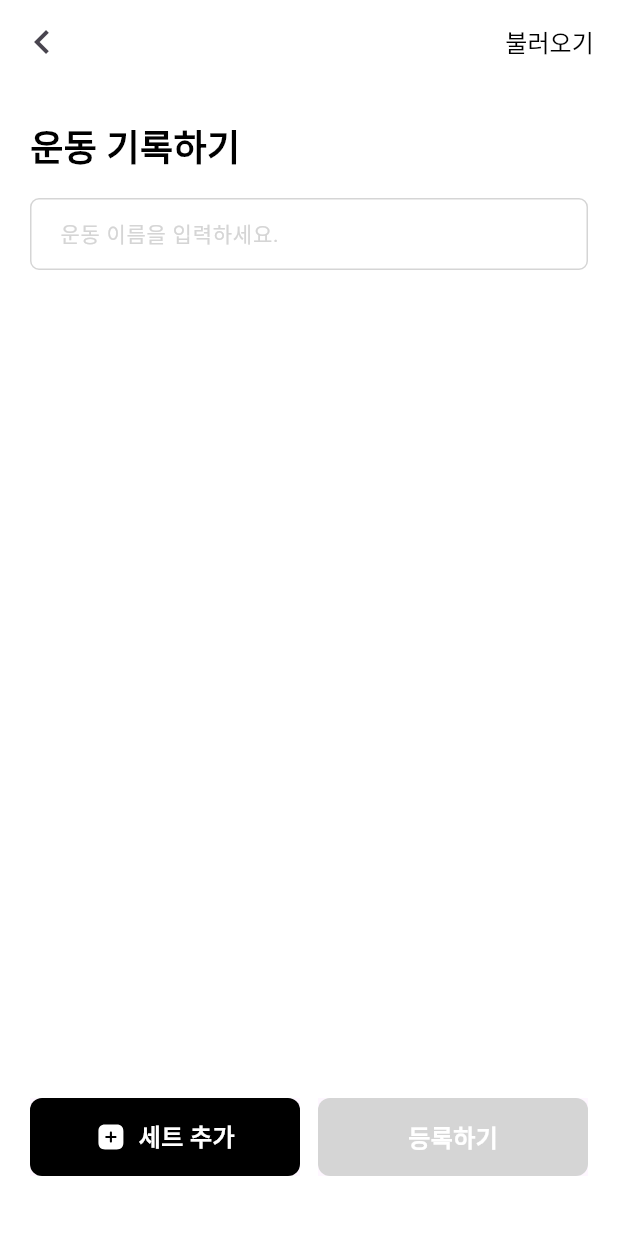
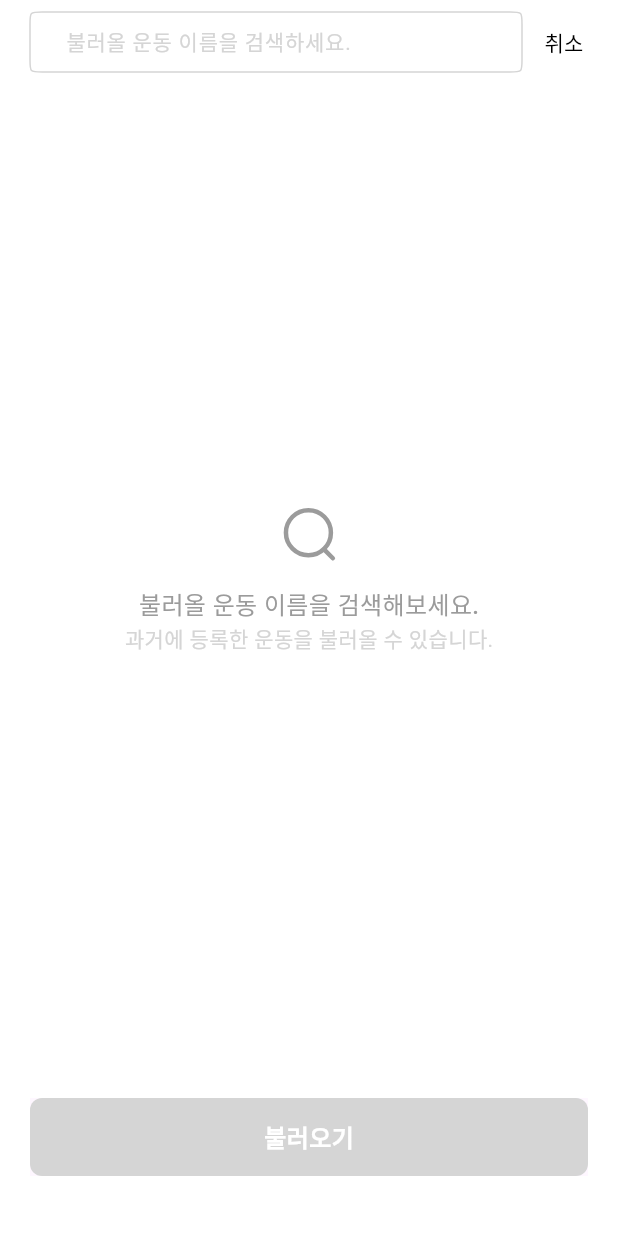
Before and after one commit to taesung1993/progressive_overload, a Flutter app: the AddWorkoutBottomSheet widget shown alone on an empty page, opened directly, after a tap on "불러오기", on a phone screen of 412 x 824 dp. Run offline on Flutter 3.47's test engine with Material 3 defaults, Android fonts, the phone set to English and light mode, and no system bars; our stand-ins replace flutter_svg, google_fonts, sqflite; accounts and stored records are empty.

Commit message:
add and apply the function to load the recent history

```diff
--- a/lib/screen/workout_screen.dart
+++ b/lib/screen/workout_screen.dart
@@ -84,6 +84,14 @@ class _WorkoutScreenState extends State<WorkoutScreen> {
               if (snapshot.connectionState == ConnectionState.waiting) {
                 return const Center(
                   child: CircularProgressIndicator(),
+                );
+              }
+
+              if (snapshot.hasError) {
+                final error = (snapshot.error).toString();
+
+                return Center(
+                  child: Text('에러가 발생했습니다. $error'),
                 );
               }
 
--- a/lib/widget/add_workout_bottom_sheet.dart
+++ b/lib/widget/add_workout_bottom_sheet.dart
@@ -2,6 +2,7 @@ import 'package:flutter/material.dart';
 import 'package:flutter_svg/svg.dart';
 import 'package:progressive_overload/database/workout_repository.dart';
 import 'package:progressive_overload/shared/styles.dart';
+import 'package:progressive_overload/widget/load_workout_bottom_sheet.dart';
 import 'package:progressive_overload/widget/name_text_field.dart';
 import 'package:progressive_overload/widget/typo.dart';
 import 'package:progressive_overload/model/workout_model.dart';
@@ -21,9 +22,13 @@ class AddWorkoutBottomSheet extends StatefulWidget {
 }
 
 class _AddWorkoutBottomSheetState extends State<AddWorkoutBottomSheet> {
-  String workoutName = '';
   final ScrollController _scrollController = ScrollController();
-  final List<Set> sets = [];
+  List<Set> sets = [];
+  TextEditingController _nameController = TextEditingController();
+
+  String get workoutName {
+    return _nameController.text;
+  }
 
   bool get isValid {
     if (workoutName.isEmpty) {
@@ -51,14 +56,25 @@ class _AddWorkoutBottomSheetState extends State<AddWorkoutBottomSheet> {
   }
 
   void _createWorkout(BuildContext context) async {
-    Workout workout = Workout(
+    Workout newWorkout = Workout(
       name: workoutName,
       workoutDate: DateTime.now(),
       createdAt: DateTime.now(),
     );
 
+    List<Set> newSets = List.generate(sets.length, (i) {
+      return Set(
+        reps: sets[i].reps,
+        weight: sets[i].weight,
+        sequence: i + 1,
+      );
+    });
+
     final repository = WorkoutRepository();
-    repository.insert(workout, sets);
+    await repository.insert(
+      newWorkout,
+      newSets,
+    );
 
     Navigator.pop(context);
 
@@ -87,6 +103,27 @@ class _AddWorkoutBottomSheetState extends State<AddWorkoutBottomSheet> {
     });
   }
 
+  void _openLoadWorkoutBottomSheet() async {
+    final workout = await showModalBottomSheet(
+      context: context,
+      isScrollControlled: true,
+      enableDrag: false,
+      useSafeArea: true,
+      builder: (BuildContext context) {
+        return LoadWorkoutBottomSheet();
+      },
+    );
+
+    if (workout == null) {
+      return;
+    }
+
+    setState(() {
+      _nameController.text = workout.name;
+      sets = workout.sets;
+    });
+  }
+
   @override
   Widget build(BuildContext context) {
     return Padding(
@@ -102,7 +139,7 @@ class _AddWorkoutBottomSheetState extends State<AddWorkoutBottomSheet> {
             Container(
               width: double.infinity,
               height: 56,
-              padding: EdgeInsets.only(left: 4, right: 4),
+              padding: const EdgeInsets.only(left: 4, right: 4),
               color: Colors.white,
               child: Row(
                 mainAxisAlignment: MainAxisAlignment.spaceBetween,
@@ -115,7 +152,7 @@ class _AddWorkoutBottomSheetState extends State<AddWorkoutBottomSheet> {
                     },
                   ),
                   TextButton(
-                    onPressed: () {},
+                    onPressed: _openLoadWorkoutBottomSheet,
                     child: Typo.headingThreeMedium(
                       '불러오기',
                       color: black,
@@ -160,12 +197,7 @@ class _AddWorkoutBottomSheetState extends State<AddWorkoutBottomSheet> {
                                   child: Column(
                                     children: [
                                       NameTextField(
-                                        initialValue: workoutName,
-                                        onChanged: (value) {
-                                          setState(() {
-                                            workoutName = value;
-                                          });
-                                        },
+                                        controller: _nameController,
                                       ),
                                       const SizedBox(height: 24),
                                       for (int i = 0; i < sets.length; i++) ...[
@@ -205,7 +237,7 @@ class _AddWorkoutBottomSheetState extends State<AddWorkoutBottomSheet> {
               ),
             ),
             Padding(
-              padding: EdgeInsets.only(
+              padding: const EdgeInsets.only(
                 top: 16,
                 left: 20,
                 right: 20,
--- /dev/null
+++ b/lib/widget/load_workout_bottom_sheet.dart
@@ -0,0 +1,297 @@
+import 'package:flutter/material.dart';
+import 'package:flutter_svg/svg.dart';
+import 'package:progressive_overload/database/workout_repository.dart';
+import 'package:progressive_overload/model/workout_model.dart';
+import 'package:progressive_overload/shared/styles.dart';
+import 'package:progressive_overload/widget/loaded_workout.dart';
+import 'package:progressive_overload/widget/typo.dart';
+
+class LoadWorkoutBottomSheet extends StatefulWidget {
+  const LoadWorkoutBottomSheet({Key? key}) : super(key: key);
+
+  @override
+  _LoadWorkoutBottomSheetState createState() => _LoadWorkoutBottomSheetState();
+}
+
+class _LoadWorkoutBottomSheetState extends State<LoadWorkoutBottomSheet> {
+  final _controller = TextEditingController();
+  int? selectedWorkoutId;
+  Future<List<Workout>>? futureWorkouts;
+
+  void _onChange(String value) {
+    setState(() {
+      _controller.text = value;
+    });
+  }
+
+  void clear() {
+    setState(() {
+      _controller.text = '';
+    });
+  }
+
+  void _onChecked(Workout? workout) {
+    if (selectedWorkoutId == workout!.id) {
+      setState(() {
+        selectedWorkoutId = null;
+      });
+      return;
+    }
+
+    setState(() {
+      selectedWorkoutId = workout!.id;
+    });
+  }
+
+  void _onSearch(String value) async {
+    setState(() {
+      futureWorkouts = WorkoutRepository().getWorkouts(name: value);
+    });
+  }
+
+  void _onSubmit(BuildContext context) async {
+    final workout = await futureWorkouts!.then((value) {
+      return value.firstWhere((element) => element.id == selectedWorkoutId);
+    });
+
+    Navigator.pop(context, workout);
+  }
+
+  @override
+  Widget build(BuildContext context) {
+    return Padding(
+      padding: MediaQuery.of(context).viewInsets,
+      child: Container(
+        width: double.infinity,
+        height: double.infinity,
+        decoration: const BoxDecoration(color: white),
+        child: Column(
+          children: [
+            Container(
+              padding: EdgeInsets.only(left: 20, right: 16),
+              height: 56,
+              alignment: Alignment.center,
+              child: Row(
+                children: [
+                  Expanded(
+                    child: SearchBar(
+                      controller: _controller,
+                      backgroundColor: WidgetStateProperty.all(white),
+                      constraints: const BoxConstraints(
+                        maxHeight: 40,
+                        minHeight: 40,
+                      ),
+                      shape: WidgetStateProperty.all(
+                        ContinuousRectangleBorder(
+                          borderRadius: BorderRadius.circular(8),
+                        ),
+                      ),
+                      elevation: const WidgetStatePropertyAll(0),
+                      side: WidgetStateProperty.all(
+                        const BorderSide(
+                          color: grey,
+                          width: 1,
+                        ),
+                      ),
+                      hintText: '불러올 운동 이름을 검색하세요.',
+                      hintStyle: WidgetStateProperty.all(
+                        text1Regular.copyWith(color: grey),
+                      ),
+                      textStyle: WidgetStateProperty.all(
+                        head3Medium.copyWith(color: black),
+                      ),
+                      padding: WidgetStateProperty.all(
+                        const EdgeInsets.only(
+                          left: 12,
+                          right: 0,
+                        ),
+                      ),
+                      trailing: [
+                        if (_controller.value.text.isNotEmpty)
+                          IconButton(
+                            icon: SvgPicture.asset(
+                              'assets/svg/clear.svg',
+                            ),
+                            onPressed: clear,
+                          )
+                      ],
+                      onSubmitted: _onSearch,
+                    ),
+                  ),
+                  const SizedBox(
+                    width: 8,
+                  ),
+                  SizedBox(
+                    width: 40,
+                    height: 40,
+                    child: TextButton(
+                      onPressed: () {
+                        Navigator.pop(context);
+                      },
+                      style: TextButton.styleFrom(
+                        minimumSize: Size.zero,
+                        padding: EdgeInsets.zero,
+                        tapTargetSize: MaterialTapTargetSize.shrinkWrap,
+                      ),
+                      child: Typo.TextOneRegular('취소', color: black),
+                    ),
+                  ),
+                ],
+              ),
+            ),
+            Expanded(
+              child: FutureBuilder<List<Workout>>(
+                  future: futureWorkouts,
+                  builder: (context, snapshot) {
+                    if (snapshot.connectionState == ConnectionState.waiting) {
+                      return const Center(
+                        child: CircularProgressIndicator(),
+                      );
+                    }
+
+                    if (snapshot.hasError) {
+                      return Center(
+                        child: Column(
+                          mainAxisAlignment: MainAxisAlignment.center,
+                          children: [
+                            SvgPicture.asset(
+                              'assets/svg/error.svg',
+                              width: 40,
+                              height: 40,
+                            ),
+                            const SizedBox(height: 16),
+                            Typo.headingThreeMedium(
+                              '에러가 발생했습니다.',
+                              color: darkgrey,
+                            ),
+                            Typo.TextOneRegular(
+                              '다시 시도해주세요.',
+                              color: grey,
+                            ),
+                          ],
+                        ),
+                      );
+                    }
+
+                    if (!snapshot.hasData) {
+                      return Center(
+                        child: Column(
+                          mainAxisAlignment: MainAxisAlignment.center,
+                          children: [
+                            SvgPicture.asset(
+                              'assets/svg/search.svg',
+                              width: 40,
+                              height: 40,
+                              color: darkgrey,
+                            ),
+                            const SizedBox(height: 16),
+                            Typo.headingThreeMedium(
+                              '불러올 운동 이름을 검색해보세요.',
+                              color: darkgrey,
+                            ),
+                            Typo.TextOneRegular(
+                              '과거에 등록한 운동을 불러올 수 있습니다.',
+                              color: grey,
+                            ),
+                          ],
+                        ),
+                      );
+                    }
+
+                    if (snapshot.data!.isEmpty) {
+                      return Center(
+                        child: Column(
+                          mainAxisAlignment: MainAxisAlignment.center,
+                          children: [
+                            SvgPicture.asset(
+                              'assets/svg/search.svg',
+                              width: 40,
+                              height: 40,
+                            ),
+                            const SizedBox(height: 16),
+                            Typo.headingThreeMedium(
+                              '"${_controller.text}"에 대한 검색 결과가 없습니다.',
+                              color: darkgrey,
+                            ),
+                            Typo.TextOneRegular(
+                              '찾으시는 운동이 없다면 새로운 운동을 등록해보세요.',
+                              color: grey,
+                            ),
+                          ],
+                        ),
+                      );
+                    }
+
+                    final workouts = snapshot.data!;
+
+                    return LayoutBuilder(
+                      builder: (context, constrants) {
+                        return SingleChildScrollView(
+                          child: ConstrainedBox(
+                            constraints:
+                                BoxConstraints(minHeight: constrants.maxHeight),
+                            child: IntrinsicHeight(
+                              child: Padding(
+                                padding: const EdgeInsets.only(
+                                    top: 24, left: 20, right: 20),
+                                child: Column(
+                                  children: [
+                                    for (int i = 0;
+                                        i < workouts.length;
+                                        i++) ...[
+                                      LoadedWorkout(
+                                        key: ObjectKey(
+                                          workouts[i],
+                                        ),
+                                        checked:
+                                            selectedWorkoutId == workouts[i].id,
+                                        onChecked: _onChecked,
+                                        workout: workouts[i],
+                                      ),
+                                      const SizedBox(height: 12),
+                                    ]
+                                  ],
+                                ),
+                              ),
+                            ),
+                          ),
+                        );
+                      },
+                    );
+                  }),
+            ),
+            Padding(
+              padding: const EdgeInsets.only(
+                top: 16,
+                left: 20,
+                right: 20,
+                bottom: 40,
+              ),
+              child: Material(
+                child: Ink(
+                  width: double.infinity,
+                  height: 52,
+                  decoration: BoxDecoration(
+                    color: selectedWorkoutId != null ? primary1Color : grey,
+                    borderRadius: BorderRadius.circular(8),
+                  ),
+                  child: InkWell(
+                    onTap: selectedWorkoutId != null
+                        ? () => _onSubmit(context)
+                        : null,
+                    child: Center(
+                      child: Typo.headingThreeBold(
+                        '불러오기',
+                        color: white,
+                      ),
+                    ),
+                  ),
+                ),
+              ),
+            ),
+          ],
+        ),
+      ),
+    );
+  }
+}
--- a/lib/widget/name_text_field.dart
+++ b/lib/widget/name_text_field.dart
@@ -3,14 +3,12 @@ import 'package:progressive_overload/shared/styles.dart';
 import 'package:progressive_overload/widget/typo.dart';
 
 class NameTextField extends StatefulWidget {
-  final String? initialValue;
+  TextEditingController controller = TextEditingController();
   final bool? enabled;
-  final Function(String value)? onChanged;
 
-  const NameTextField({
-    this.initialValue,
+  NameTextField({
     this.enabled,
-    this.onChanged,
+    required this.controller,
     super.key,
   });
 
@@ -19,20 +17,13 @@ class NameTextField extends StatefulWidget {
 }
 
 class _NameTextFieldState extends State<NameTextField> {
-  final TextEditingController controller = TextEditingController();
-
   @override
   Widget build(BuildContext context) {
     return TextField(
-      controller: controller,
+      controller: widget.controller,
       enabled: widget.enabled ?? true,
       keyboardType: TextInputType.text,
       textAlign: TextAlign.left,
-      onChanged: (value) {
-        if (widget.onChanged != null) {
-          widget.onChanged!(value);
-        }
-      },
       decoration: InputDecoration(
         isDense: false,
         hintText: '운동 이름을 입력하세요.',
--- a/pubspec.yaml
+++ b/pubspec.yaml
@@ -37,6 +37,7 @@ dependencies:
   sqflite: ^2.3.3+1
   google_fonts: ^6.2.1
   flutter_svg: ^2.0.10+1
+  intl: ^0.19.0
 
 dev_dependencies:
   flutter_test:
```
Also changed, not shown: lib/database/workout_repository.dart (+5 -3 lines), lib/widget/loaded_workout.dart (added, +120 -0 lines), pubspec.lock.
